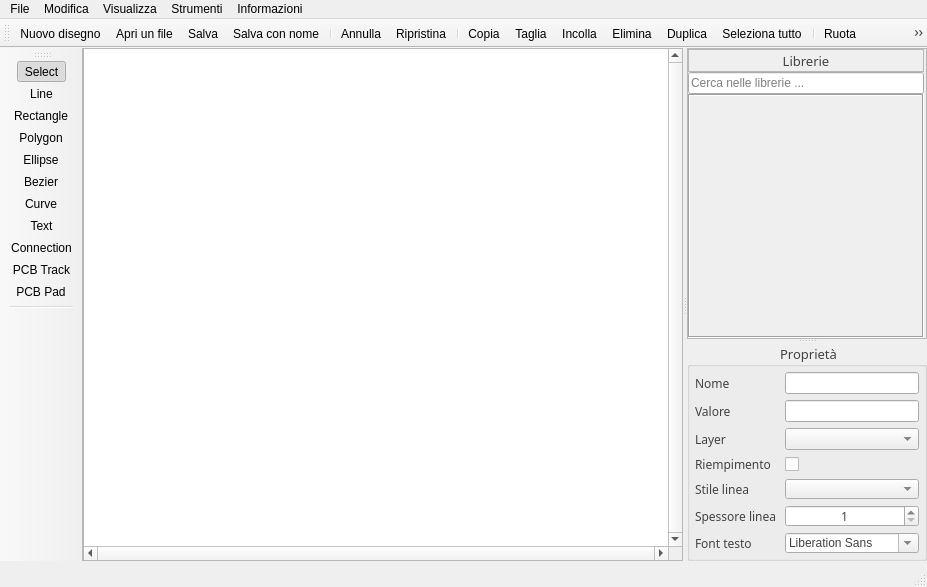
Old version of the form gui/mainwindow.ui in the repository manufino/eSchema.
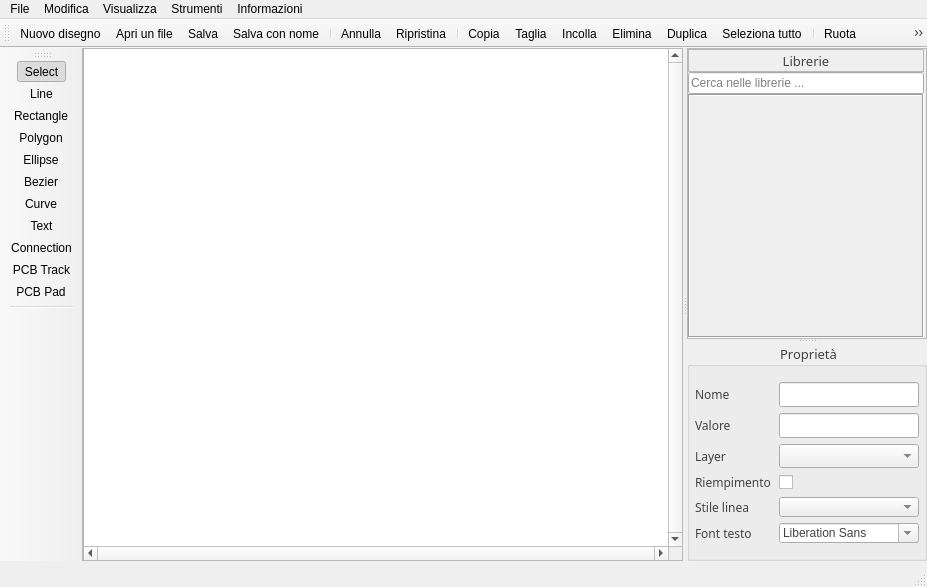
New version of the form. Icons and pictures are not drawn. Custom widgets are drawn as their Qt base class.

Commit message: Make the Properties panel fully adapt to the selection, remove stale line width field

```diff
--- a/gui/mainwindow.ui
+++ b/gui/mainwindow.ui
@@ -724,31 +724,6 @@
            <property name="verticalSpacing">
             <number>6</number>
            </property>
-           <item row="7" column="1">
-            <widget class="QSpinBox" name="DSpinBoxLineHeight">
-             <property name="minimumSize">
-              <size>
-               <width>0</width>
-               <height>20</height>
-              </size>
-             </property>
-             <property name="font">
-              <font>
-               <family>Hack</family>
-               <pointsize>9</pointsize>
-              </font>
-             </property>
-             <property name="alignment">
-              <set>Qt::AlignCenter</set>
-             </property>
-             <property name="minimum">
-              <number>1</number>
-             </property>
-             <property name="maximum">
-              <number>5</number>
-             </property>
-            </widget>
-           </item>
            <item row="0" column="0">
             <widget class="QLabel" name="label_2">
              <property name="font">
@@ -848,19 +823,6 @@
              </property>
             </widget>
            </item>
-           <item row="7" column="0">
-            <widget class="QLabel" name="label_5">
-             <property name="font">
-              <font>
-               <family>Hack</family>
-               <pointsize>9</pointsize>
-              </font>
-             </property>
-             <property name="text">
-              <string>Spessore linea</string>
-             </property>
-            </widget>
-           </item>
            <item row="4" column="1">
             <widget class="QCheckBox" name="checkBox">
              <property name="text">
```
The commit also changes 1 other file.
